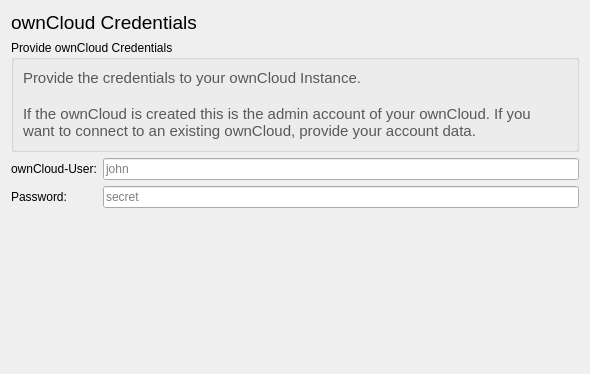
The window that src/mirall/owncloudcredentialspage.ui (nextcloud/desktop) describes before a commit, drawn with Qt 5.
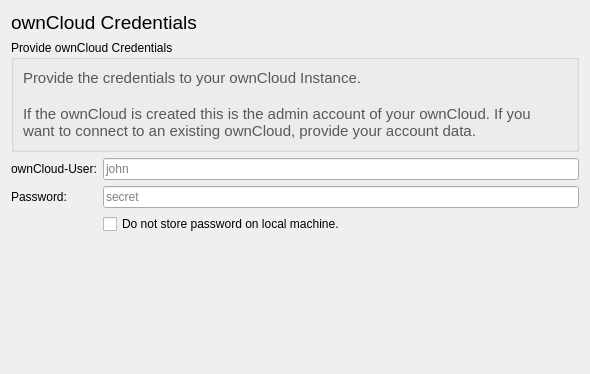
The same window after the commit.

Commit message: Support for password not stored locally.

What changed in the file:
```diff
--- a/src/mirall/owncloudcredentialspage.ui
+++ b/src/mirall/owncloudcredentialspage.ui
@@ -6,14 +6,14 @@
    <rect>
     <x>0</x>
     <y>0</y>
-    <width>587</width>
+    <width>576</width>
     <height>374</height>
    </rect>
   </property>
   <property name="windowTitle">
    <string>Form</string>
   </property>
-  <layout class="QGridLayout" name="gridLayout_3">
+  <layout class="QGridLayout" name="gridLayout">
    <item row="0" column="0">
     <layout class="QHBoxLayout" name="horizontalLayout_12">
      <item>
@@ -77,7 +77,7 @@
     </widget>
    </item>
    <item row="2" column="0">
-    <layout class="QGridLayout" name="gridLayout">
+    <layout class="QFormLayout" name="formLayout">
      <item row="0" column="0">
       <widget class="QLabel" name="label_2">
        <property name="text">
@@ -115,6 +115,13 @@
        </property>
       </widget>
      </item>
+     <item row="2" column="1">
+      <widget class="QCheckBox" name="cbPwdNoLocalStore">
+       <property name="text">
+        <string>Do not store password on local machine.</string>
+       </property>
+      </widget>
+     </item>
     </layout>
    </item>
    <item row="3" column="0">
```
The commit also changes 5 other files.
